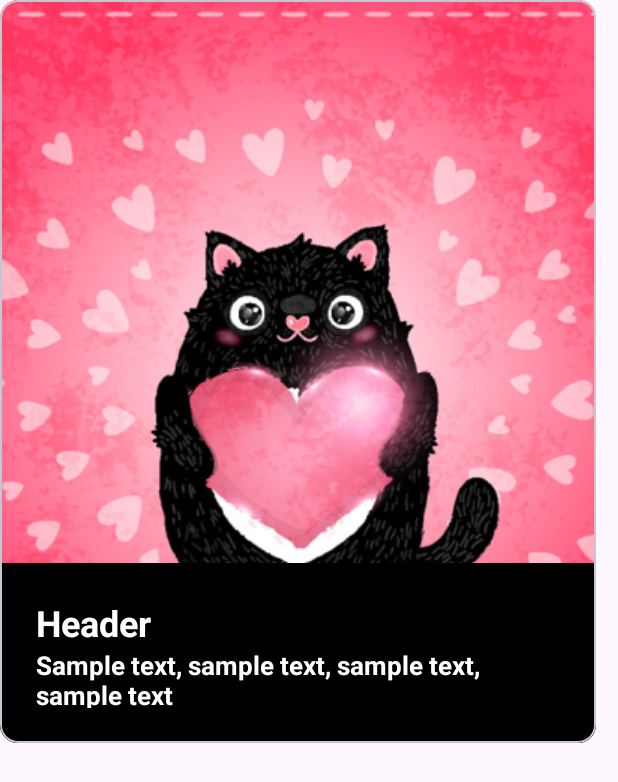
After one commit to danilsocol/News-Feed, an Android app: the layout view_type_image_hasbag.xml on its own in the app's theme, with its tools: preview values and no code run, on a phone screen of 412 x 824 dp. The commit adds this screen. Shown: the top 782 px of the screen. Run offline under Robolectric (Android 15) with nearby library versions, the phone set to English and light mode, and no system bars.

```diff
--- /dev/null
+++ b/app/src/main/res/layout/view_type_image_hasbag.xml
@@ -0,0 +1,61 @@
+<?xml version="1.0" encoding="utf-8"?>
+<com.google.android.material.card.MaterialCardView xmlns:android="http://schemas.android.com/apk/res/android"
+    android:layout_width="wrap_content"
+    android:layout_height="wrap_content"
+    xmlns:app="http://schemas.android.com/apk/res-auto">
+
+    <androidx.constraintlayout.widget.ConstraintLayout
+        android:layout_width="match_parent"
+        android:layout_height="match_parent">
+
+        <ImageView
+            android:id="@+id/image"
+            android:layout_width="wrap_content"
+            android:layout_height="wrap_content"
+            android:src="@drawable/media_cat"
+            app:layout_constraintTop_toTopOf="parent"
+            app:layout_constraintStart_toStartOf="parent">
+        </ImageView>
+
+
+        <androidx.constraintlayout.widget.ConstraintLayout
+            android:id="@+id/container_text"
+            android:layout_width="0dp"
+            android:layout_height="120dp"
+            android:paddingHorizontal="24dp"
+            android:paddingVertical="23dp"
+            android:background="@color/black"
+            app:layout_constraintStart_toStartOf="@+id/image"
+            app:layout_constraintEnd_toEndOf="@+id/image"
+            app:layout_constraintBottom_toBottomOf="@+id/image">
+
+
+            <TextView
+                android:id="@+id/header"
+                android:layout_width="300dp"
+                android:layout_height="wrap_content"
+                android:textSize="24dp"
+                android:textStyle="bold"
+                android:textColor="@color/white"
+                android:text="Header"
+                app:layout_constraintTop_toTopOf="parent"
+                app:layout_constraintStart_toStartOf="parent"/>
+
+            <TextView
+                android:id="@+id/sub_header"
+                android:layout_width="300dp"
+                android:layout_height="wrap_content"
+                android:textSize="17dp"
+                android:textStyle="bold"
+                android:textColor="@color/white"
+                android:text="Sample text, sample text, sample text, sample text"
+                app:layout_constraintTop_toBottomOf="@+id/header"
+                app:layout_constraintStart_toStartOf="parent"/>
+
+        </androidx.constraintlayout.widget.ConstraintLayout>
+
+
+
+    </androidx.constraintlayout.widget.ConstraintLayout>
+
+</com.google.android.material.card.MaterialCardView>
```
Also changed, not shown: app/src/main/java/com/example/news_feed/adapters/NewsListAdapter.kt (+18 -12 lines).
